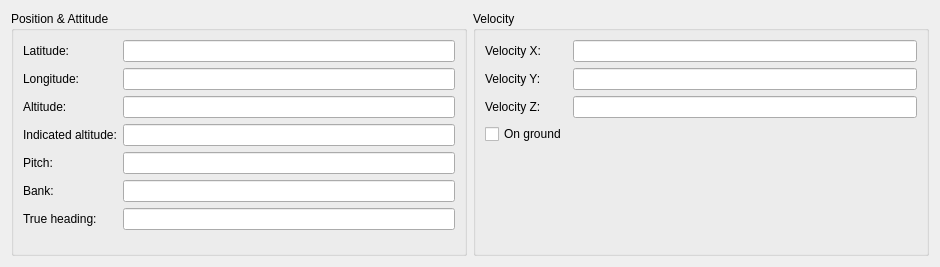
till213/SkyDolly, file src/UserInterface/src/Widget/AircraftWidget.ui: the form before one commit.
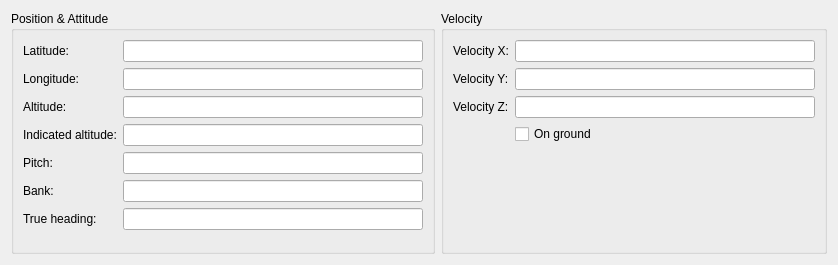
The form after the commit.

Diff of the .ui file:
```diff
--- a/src/UserInterface/src/Widget/AircraftWidget.ui
+++ b/src/UserInterface/src/Widget/AircraftWidget.ui
@@ -6,8 +6,8 @@
    <rect>
     <x>0</x>
     <y>0</y>
-    <width>940</width>
-    <height>267</height>
+    <width>834</width>
+    <height>265</height>
    </rect>
   </property>
   <property name="minimumSize">
@@ -92,7 +92,7 @@
         </property>
        </widget>
       </item>
-      <item row="3" column="0">
+      <item row="3" column="1">
        <widget class="QCheckBox" name="onGroundCheckBox">
         <property name="text">
          <string>On ground</string>
```
Left out of the diff: 2 changed lines with no effect on the pictures.
